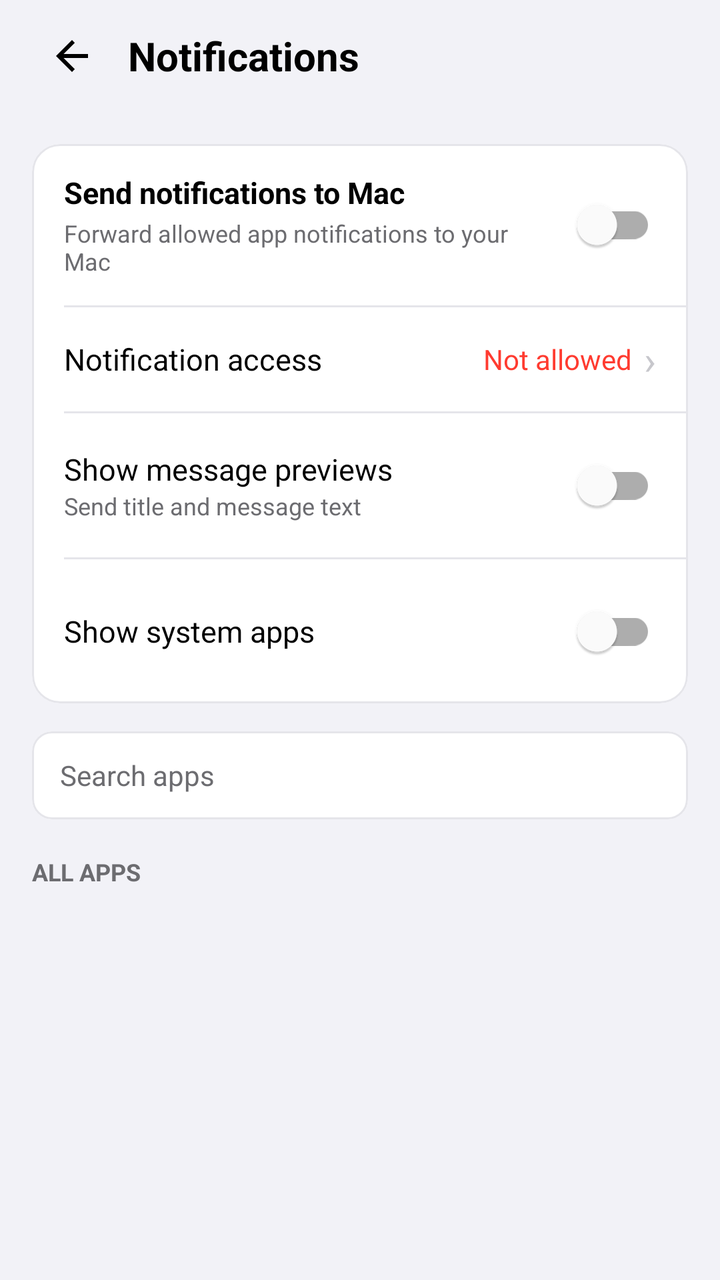
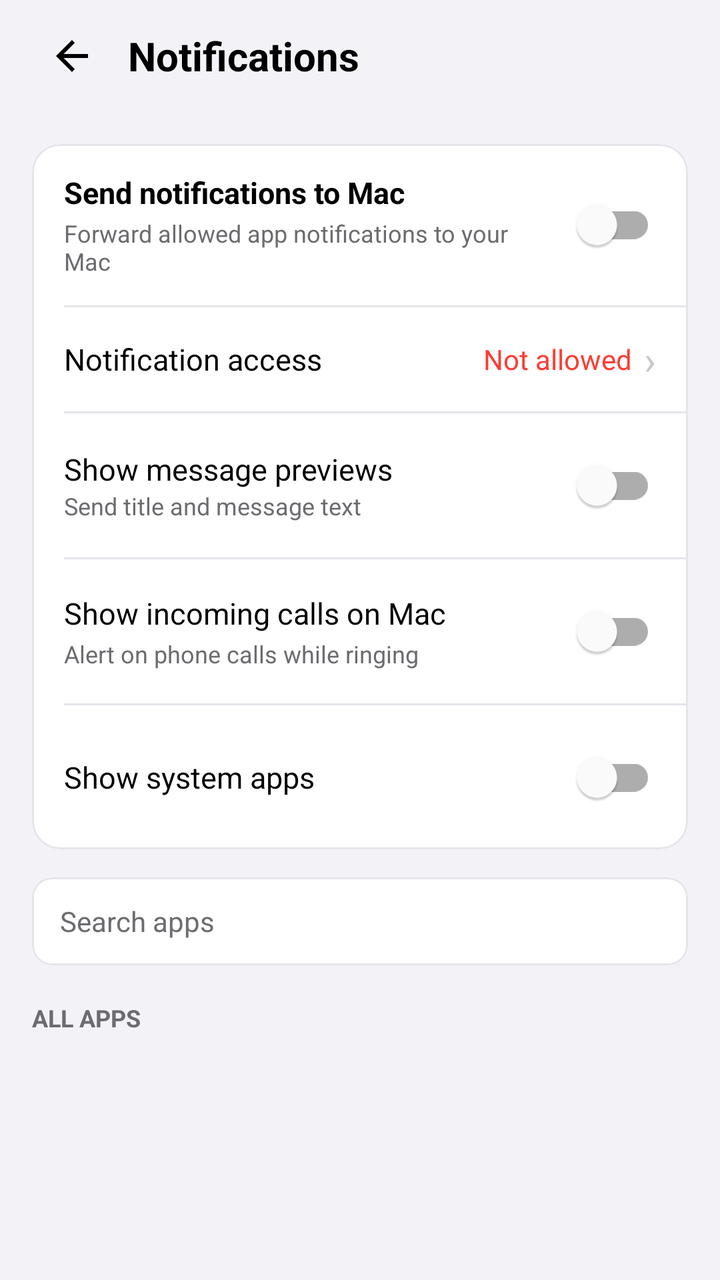

An Android layout rendered at two revisions. The XML below is the earlier revision; the diff shows what the commit changed to produce the second picture.
<!-- AndroidManifest.xml: application theme Theme.Bridge -->
<!-- res/layout/activity_notification_settings.xml -->
<?xml version="1.0" encoding="utf-8"?>
<LinearLayout xmlns:android="http://schemas.android.com/apk/res/android"
    xmlns:app="http://schemas.android.com/apk/res-auto"
    android:layout_width="match_parent"
    android:layout_height="match_parent"
    android:background="@color/surface"
    android:orientation="vertical">

    
    <LinearLayout
        android:layout_width="match_parent"
        android:layout_height="56dp"
        android:gravity="center_vertical"
        android:paddingHorizontal="16dp">

        <ImageButton
            android:id="@+id/btnBack"
            android:layout_width="40dp"
            android:layout_height="40dp"
            android:background="?attr/selectableItemBackgroundBorderless"
            android:contentDescription="Back"
            android:src="@drawable/abc_ic_ab_back_material"
            app:tint="@color/text_primary" />

        <TextView
            android:layout_width="wrap_content"
            android:layout_height="wrap_content"
            android:layout_marginStart="8dp"
            android:text="Notifications"
            android:textColor="@color/text_primary"
            android:textSize="20sp"
            android:textStyle="bold" />
    </LinearLayout>

    <androidx.core.widget.NestedScrollView
        android:layout_width="match_parent"
        android:layout_height="match_parent"
        android:fillViewport="true">

        <LinearLayout
            android:layout_width="match_parent"
            android:layout_height="wrap_content"
            android:orientation="vertical"
            android:padding="16dp">

            
            <com.google.android.material.card.MaterialCardView
                android:layout_width="match_parent"
                android:layout_height="wrap_content"
                app:cardBackgroundColor="@color/card_background"
                app:cardCornerRadius="14dp"
                app:cardElevation="0dp"
                app:strokeColor="@color/card_stroke"
                app:strokeWidth="1dp">

                <LinearLayout
                    android:layout_width="match_parent"
                    android:layout_height="wrap_content"
                    android:orientation="vertical">

                    
                    <LinearLayout
                        android:layout_width="match_parent"
                        android:layout_height="wrap_content"
                        android:gravity="center_vertical"
                        android:paddingHorizontal="16dp"
                        android:paddingVertical="14dp">

                        <LinearLayout
                            android:layout_width="0dp"
                            android:layout_height="wrap_content"
                            android:layout_weight="1"
                            android:orientation="vertical">

                            <TextView
                                android:layout_width="wrap_content"
                                android:layout_height="wrap_content"
                                android:text="Send notifications to Mac"
                                android:textColor="@color/text_primary"
                                android:textSize="15sp"
                                android:textStyle="bold" />

                            <TextView
                                android:layout_width="wrap_content"
                                android:layout_height="wrap_content"
                                android:layout_marginTop="2dp"
                                android:text="Forward allowed app notifications to your Mac"
                                android:textColor="@color/text_secondary"
                                android:textSize="12sp" />
                        </LinearLayout>

                        <com.google.android.material.switchmaterial.SwitchMaterial
                            android:id="@+id/switchMasterNotifications"
                            android:layout_width="wrap_content"
                            android:layout_height="wrap_content" />
                    </LinearLayout>

                    <View
                        android:layout_width="match_parent"
                        android:layout_height="1dp"
                        android:layout_marginStart="16dp"
                        android:background="@color/card_stroke" />

                    
                    <LinearLayout
                        android:id="@+id/rowNotificationAccess"
                        android:layout_width="match_parent"
                        android:layout_height="52dp"
                        android:background="?attr/selectableItemBackground"
                        android:clickable="true"
                        android:focusable="true"
                        android:gravity="center_vertical"
                        android:paddingHorizontal="16dp">

                        <TextView
                            android:layout_width="0dp"
                            android:layout_height="wrap_content"
                            android:layout_weight="1"
                            android:text="Notification access"
                            android:textColor="@color/text_primary"
                            android:textSize="15sp" />

                        <TextView
                            android:id="@+id/tvNotificationAccessStatus"
                            android:layout_width="wrap_content"
                            android:layout_height="wrap_content"
                            android:layout_marginEnd="6dp"
                            android:text="Not allowed"
                            android:textColor="@color/status_red"
                            android:textSize="14sp" />

                        <TextView
                            android:layout_width="wrap_content"
                            android:layout_height="wrap_content"
                            android:text="›"
                            android:textColor="@color/chevron_color"
                            android:textSize="20sp" />
                    </LinearLayout>

                    <View
                        android:layout_width="match_parent"
                        android:layout_height="1dp"
                        android:layout_marginStart="16dp"
                        android:background="@color/card_stroke" />

                    
                    <LinearLayout
                        android:layout_width="match_parent"
                        android:layout_height="wrap_content"
                        android:gravity="center_vertical"
                        android:paddingHorizontal="16dp"
                        android:paddingVertical="12dp">

                        <LinearLayout
                            android:layout_width="0dp"
                            android:layout_height="wrap_content"
                            android:layout_weight="1"
                            android:orientation="vertical">

                            <TextView
                                android:layout_width="wrap_content"
                                android:layout_height="wrap_content"
                                android:text="Show message previews"
                                android:textColor="@color/text_primary"
                                android:textSize="15sp" />

                            <TextView
                                android:layout_width="wrap_content"
                                android:layout_height="wrap_content"
                                android:text="Send title and message text"
                                android:textColor="@color/text_secondary"
                                android:textSize="12sp" />
                        </LinearLayout>

                        <com.google.android.material.switchmaterial.SwitchMaterial
                            android:id="@+id/switchShowPreviews"
                            android:layout_width="wrap_content"
                            android:layout_height="wrap_content" />
                    </LinearLayout>

                    <View
                        android:layout_width="match_parent"
                        android:layout_height="1dp"
                        android:layout_marginStart="16dp"
                        android:background="@color/card_stroke" />

                    
                    <LinearLayout
                        android:layout_width="match_parent"
                        android:layout_height="wrap_content"
                        android:gravity="center_vertical"
                        android:paddingHorizontal="16dp"
                        android:paddingVertical="12dp">

                        <TextView
                            android:layout_width="0dp"
                            android:layout_height="wrap_content"
                            android:layout_weight="1"
                            android:text="Show system apps"
                            android:textColor="@color/text_primary"
                            android:textSize="15sp" />

                        <com.google.android.material.switchmaterial.SwitchMaterial
                            android:id="@+id/switchShowSystemApps"
                            android:layout_width="wrap_content"
                            android:layout_height="wrap_content" />
                    </LinearLayout>

                </LinearLayout>
            </com.google.android.material.card.MaterialCardView>

            
            <com.google.android.material.card.MaterialCardView
                android:layout_width="match_parent"
                android:layout_height="wrap_content"
                android:layout_marginTop="14dp"
                app:cardBackgroundColor="@color/card_background"
                app:cardCornerRadius="10dp"
                app:cardElevation="0dp"
                app:strokeColor="@color/card_stroke"
                app:strokeWidth="1dp">

                <EditText
                    android:id="@+id/etSearchApps"
                    android:layout_width="match_parent"
                    android:layout_height="44dp"
                    android:background="@null"
                    android:hint="Search apps"
                    android:imeOptions="actionSearch"
                    android:inputType="text"
                    android:paddingHorizontal="14dp"
                    android:textColor="@color/text_primary"
                    android:textColorHint="@color/text_secondary"
                    android:textSize="14sp" />
            </com.google.android.material.card.MaterialCardView>

            
            <TextView
                android:id="@+id/tvHeaderRecent"
                android:layout_width="wrap_content"
                android:layout_height="wrap_content"
                android:layout_marginTop="18dp"
                android:layout_marginBottom="8dp"
                android:text="RECENTLY ACTIVE"
                android:textColor="@color/text_secondary"
                android:textSize="12sp"
                android:textStyle="bold"
                android:visibility="gone" />

            <com.google.android.material.card.MaterialCardView
                android:id="@+id/cardRecentApps"
                android:layout_width="match_parent"
                android:layout_height="wrap_content"
                android:visibility="gone"
                app:cardBackgroundColor="@color/card_background"
                app:cardCornerRadius="14dp"
                app:cardElevation="0dp"
                app:strokeColor="@color/card_stroke"
                app:strokeWidth="1dp">

                <LinearLayout
                    android:id="@+id/containerRecentApps"
                    android:layout_width="match_parent"
                    android:layout_height="wrap_content"
                    android:orientation="vertical" />
            </com.google.android.material.card.MaterialCardView>

            
            <TextView
                android:layout_width="wrap_content"
                android:layout_height="wrap_content"
                android:layout_marginTop="18dp"
                android:layout_marginBottom="8dp"
                android:text="ALL APPS"
                android:textColor="@color/text_secondary"
                android:textSize="12sp"
                android:textStyle="bold" />

            <com.google.android.material.card.MaterialCardView
                android:layout_width="match_parent"
                android:layout_height="wrap_content"
                app:cardBackgroundColor="@color/card_background"
                app:cardCornerRadius="14dp"
                app:cardElevation="0dp"
                app:strokeColor="@color/card_stroke"
                app:strokeWidth="1dp">

                <androidx.recyclerview.widget.RecyclerView
                    android:id="@+id/rvAppsList"
                    android:layout_width="match_parent"
                    android:layout_height="wrap_content"
                    android:nestedScrollingEnabled="false" />
            </com.google.android.material.card.MaterialCardView>

            <ProgressBar
                android:id="@+id/pbLoadingApps"
                android:layout_width="wrap_content"
                android:layout_height="wrap_content"
                android:layout_gravity="center_horizontal"
                android:layout_marginTop="20dp"
                android:visibility="gone" />

            <Space
                android:layout_width="match_parent"
                android:layout_height="32dp" />

        </LinearLayout>
    </androidx.core.widget.NestedScrollView>

</LinearLayout>
<!-- resources referenced by this layout -->
<resources>
  <color name="card_background">#FFFFFF</color>
  <color name="card_stroke">#E5E5EA</color>
  <color name="chevron_color">#C7C7CC</color>
  <color name="status_red">#FF3B30</color>
  <color name="surface">#F2F2F7</color>
  <color name="text_primary">#000000</color>
  <color name="text_secondary">#6C6C70</color>
  <style name="Theme.Bridge" parent="Theme.MaterialComponents.DayNight.NoActionBar">
          <item name="colorPrimary">@color/primary</item>
          <item name="colorPrimaryDark">@color/primary_dark</item>
          <item name="colorAccent">@color/accent</item>
          <item name="android:statusBarColor">@color/surface</item>
          <item name="android:windowLightStatusBar">true</item>
      </style>
  <color name="primary">#007AFF</color>
  <color name="primary_dark">#0051A8</color>
  <color name="accent">#007AFF</color>
</resources>

<!-- the commit's change to res/layout/activity_notification_settings.xml (unified diff, before → after) -->
@@ -174,6 +174,49 @@
 
                         <com.google.android.material.switchmaterial.SwitchMaterial
                             android:id="@+id/switchShowPreviews"
+                            android:layout_width="wrap_content"
+                            android:layout_height="wrap_content" />
+                    </LinearLayout>
+
+                    <View
+                        android:layout_width="match_parent"
+                        android:layout_height="1dp"
+                        android:layout_marginStart="16dp"
+                        android:background="@color/card_stroke" />
+
+                    
+                    <LinearLayout
+                        android:layout_width="match_parent"
+                        android:layout_height="wrap_content"
+                        android:gravity="center_vertical"
+                        android:paddingHorizontal="16dp"
+                        android:paddingVertical="12dp">
+
+                        <LinearLayout
+                            android:layout_width="0dp"
+                            android:layout_height="wrap_content"
+                            android:layout_weight="1"
+                            android:orientation="vertical">
+
+                            <TextView
+                                android:layout_width="wrap_content"
+                                android:layout_height="wrap_content"
+                                android:text="Show incoming calls on Mac"
+                                android:textColor="@color/text_primary"
+                                android:textSize="15sp" />
+
+                            <TextView
+                                android:id="@+id/tvCallPermissionsStatus"
+                                android:layout_width="wrap_content"
+                                android:layout_height="wrap_content"
+                                android:layout_marginTop="2dp"
+                                android:text="Alert on phone calls while ringing"
+                                android:textColor="@color/text_secondary"
+                                android:textSize="12sp" />
+                        </LinearLayout>
+
+                        <com.google.android.material.switchmaterial.SwitchMaterial
+                            android:id="@+id/switchShowIncomingCalls"
                             android:layout_width="wrap_content"
                             android:layout_height="wrap_content" />
                     </LinearLayout>
